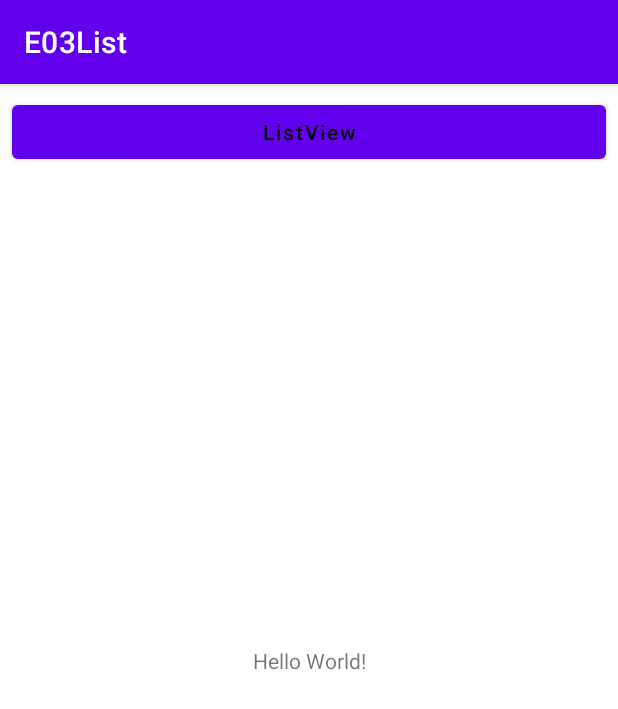
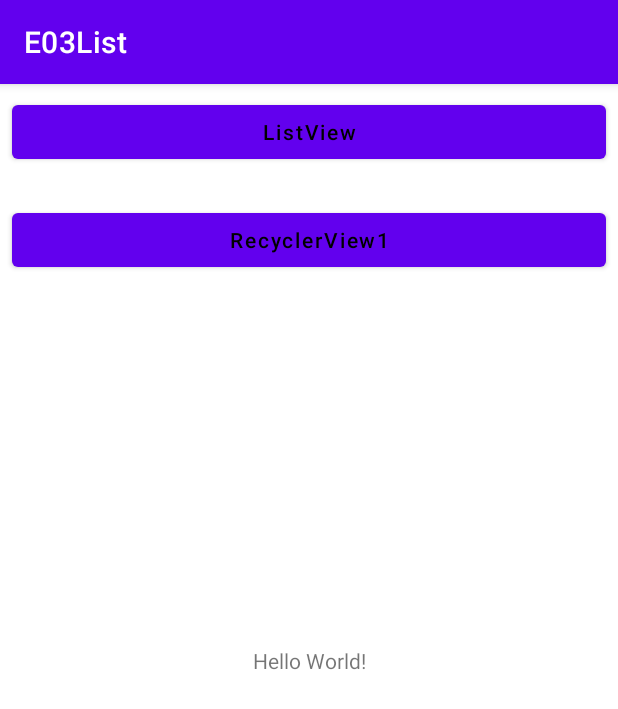
Before and after one commit to LeeHuiJu/android-practice, an Android app: the screen it shows after launch (MainActivity), on a phone screen of 412 x 824 dp. Shown: the top 709 px of the screen. Run offline under Robolectric (Android 15) with nearby library versions, the phone set to English and light mode, and no system bars.

Commit message:
feat: RecyclerView example

```diff
--- a/E03List/app/src/main/AndroidManifest.xml
+++ b/E03List/app/src/main/AndroidManifest.xml
@@ -11,6 +11,9 @@
         android:supportsRtl="true"
         android:theme="@style/Theme.E03List"
         tools:targetApi="31">
+        <activity
+            android:name=".RecyclerView1Activity"
+            android:exported="false" />
         <activity
             android:name=".ListViewActivity"
             android:exported="false" />
--- a/E03List/app/src/main/java/net/skhu/MainActivity.java
+++ b/E03List/app/src/main/java/net/skhu/MainActivity.java
@@ -18,4 +18,9 @@ public class MainActivity extends AppCompatActivity {
         Intent intent = new Intent(this, ListViewActivity.class);
         startActivity(intent);
     }
+
+    public void btnRecyclerView1_clicked(View view) {
+        Intent intent = new Intent(this, RecyclerView1Activity.class);
+        startActivity(intent);
+    }
 }
--- a/E03List/app/src/main/res/layout/activity_main.xml
+++ b/E03List/app/src/main/res/layout/activity_main.xml
@@ -30,4 +30,19 @@
         app:layout_constraintStart_toStartOf="parent"
         app:layout_constraintTop_toTopOf="parent" />
 
+    <Button
+        android:id="@+id/btnRecyclerView1"
+        android:layout_width="0dp"
+        android:layout_height="wrap_content"
+        android:layout_marginStart="8dp"
+        android:layout_marginTop="24dp"
+        android:layout_marginEnd="8dp"
+        android:onClick="btnRecyclerView1_clicked"
+        android:text="RecyclerView1"
+        android:textColor="@color/black"
+        app:iconTint="?attr/colorButtonNormal"
+        app:layout_constraintEnd_toEndOf="parent"
+        app:layout_constraintStart_toStartOf="parent"
+        app:layout_constraintTop_toBottomOf="@+id/btnListView" />
+
 </androidx.constraintlayout.widget.ConstraintLayout>
```
Also changed, not shown: E03List/app/src/main/java/net/skhu/RecyclerView1Activity.java (added, +48 -0 lines), E03List/app/src/main/java/net/skhu/RecyclerView1Adapter.java (added, +46 -0 lines), E03List/app/src/main/res/layout/activity_recycler_view1.xml (added, +37 -0 lines), E03List/app/src/main/res/layout/memo1.xml (added, +18 -0 lines).
